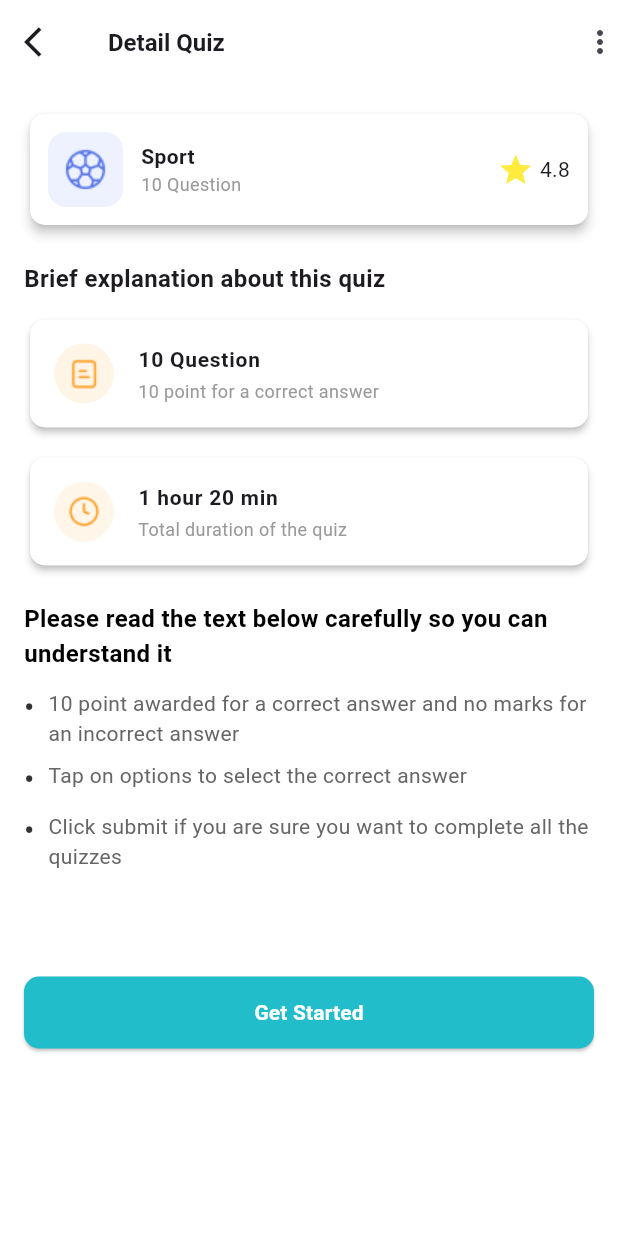
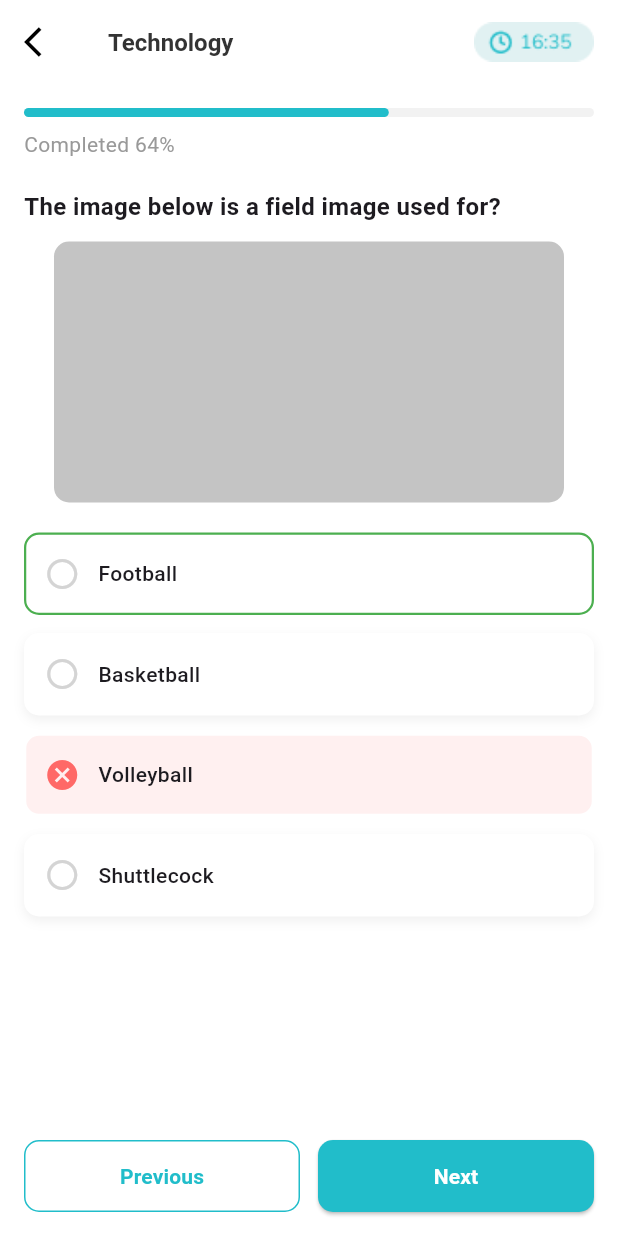
Before and after one commit to faizakiran6357/quiz-app, a Flutter app: the screen it shows after launch, on a phone screen of 412 x 824 dp. Run offline on Flutter 3.47's test engine with Material 3 defaults, Android fonts, the phone set to English and light mode, and no system bars.

Commit message:
Added Quiz screen UI

```diff
--- a/lib/main.dart
+++ b/lib/main.dart
@@ -1,5 +1,6 @@
 import 'package:flutter/material.dart';
 import 'package:quiz_app/Detail%20_Screen.dart';
+import 'package:quiz_app/quiz_screen.dart';
 
 
 void main() {
@@ -14,7 +15,7 @@ class MyApp extends StatelessWidget {
     return MaterialApp(
       debugShowCheckedModeBanner: false,
       title: 'Quiz App',
-      home: const DetailScreen()
+      home: const QuizQuestionScreen(),
     );
   }
 }
--- /dev/null
+++ b/lib/quiz_screen.dart
@@ -0,0 +1,176 @@
+import 'package:flutter/material.dart';
+
+class QuizQuestionScreen extends StatefulWidget {
+  const QuizQuestionScreen({Key? key}) : super(key: key);
+
+  @override
+  State<QuizQuestionScreen> createState() => _QuizQuestionScreenState();
+}
+
+class _QuizQuestionScreenState extends State<QuizQuestionScreen> {
+  int correctIndex = 0; // football is correct answer
+
+  List<String> options = ["Football", "Basketball", "Volleyball", "Shuttlecock"];
+
+  @override
+  Widget build(BuildContext context) {
+    return Scaffold(
+      backgroundColor: Color(0xFFFFFFFF),
+      appBar: AppBar(
+        leading: IconButton(
+          icon:  Icon(Icons.arrow_back_ios, color: Colors.black),
+          onPressed: () => Navigator.pop(context),
+        ),
+        title:  Text("Technology",
+            style: TextStyle(fontSize: 16, color: Color(0xFF333333), fontWeight: FontWeight.w600)),
+        centerTitle: false,
+        elevation: 0,
+        backgroundColor: Colors.white,
+        actions: [
+          Padding(
+            padding:  EdgeInsets.only(right: 16),
+            child: SizedBox(
+              width: 80,
+              height: 30,
+              child: Image.asset(
+                "assests/datetime.png",
+                fit: BoxFit.contain,
+              ),
+            ),
+          ),
+        ],
+      ),
+      body: Padding(
+        padding: EdgeInsets.all(16),
+        child: Column(
+          crossAxisAlignment: CrossAxisAlignment.start,
+          children: [
+            // Progress Bar
+            LinearProgressIndicator(
+              value: 0.64,
+              backgroundColor:  Color(0xFFF2F2F2),
+              color:  Color(0xFF21BDCA),
+              minHeight: 6,
+              borderRadius: BorderRadius.circular(10),
+            ),
+            SizedBox(height: 8),
+             Text("Completed 64%",
+                style: TextStyle(color: Color(0xFF999999), fontSize: 14, fontWeight: FontWeight.w400)),
+
+             SizedBox(height: 20),
+             Text(
+              "The image below is a field image used for?",
+              style: TextStyle(fontSize: 16, fontWeight: FontWeight.w600),
+            ),
+             SizedBox(height: 12),
+
+            // Image Placeholder
+            Center(
+              child: Container(
+                height: 174,
+                width: 340,
+                decoration: BoxDecoration(
+                    color: Color(0xFFC4C4C4),
+                    borderRadius: BorderRadius.circular(10)),
+              ),
+            ),
+             SizedBox(height: 20),
+
+            // Options
+            ...List.generate(options.length, (index) {
+              final isCorrect = index == correctIndex; // Football
+              final isWrong = options[index] == "Volleyball"; // Volleyball only
+
+              Color borderColor = Color(0xFFFFFFFF);
+              Color? fillColor;
+
+              IconData icon = Icons.circle_outlined;
+              Color iconColor = Color(0xFFD4D4D4);
+
+              if (isCorrect) {
+                borderColor = Colors.green;
+                 icon = Icons.circle_outlined;
+                iconColor = Color(0xFFD4D4D4);
+              } else if (isWrong) {
+                fillColor = Color(0XFFFF6967).withOpacity(0.1);
+                icon = Icons.cancel;
+                iconColor = Color(0XFFFF6967);
+              }
+
+              return Container(
+                margin: EdgeInsets.only(bottom: 12),
+                padding: EdgeInsets.symmetric(vertical: 14, horizontal: 12),
+                decoration: BoxDecoration(
+                color: fillColor ?? const Color(0xFFFFFFFF),
+                borderRadius: BorderRadius.circular(10),
+                border: Border.all(color: borderColor, width: 1.5),
+
+             boxShadow: (options[index] == "Basketball" || options[index] == "Shuttlecock")
+             ? [
+             BoxShadow(
+              color: Colors.black.withOpacity(0.06),
+              blurRadius: 6,
+              offset: const Offset(0, 3),
+             ),
+            ]
+            : [],
+          ),
+                child: Row(
+                  children: [
+                    Icon(icon, color: iconColor),
+                     SizedBox(width: 12),
+                    Text(
+                      options[index],
+                      style: TextStyle(fontSize: 14,fontWeight:FontWeight.w500),
+                    ),
+                  ],
+                ),
+              );
+            }),
+
+             Spacer(),
+
+            // Buttons
+            Row(
+              children: [
+                Expanded(
+                  child: OutlinedButton(
+                    onPressed: () {},
+                    style: OutlinedButton.styleFrom(
+                      padding: EdgeInsets.symmetric(vertical: 14),
+                      side:  BorderSide(color: Color(0XFF21BDCA)),
+                      shape: RoundedRectangleBorder(
+                          borderRadius: BorderRadius.circular(10)),
+                    ),
+                    child: Text("Previous",
+                        style: TextStyle(
+                            color: Color(0XFF21BDCA),
+                            fontSize: 14,
+                            fontWeight: FontWeight.w600)),
+                  ),
+                ),
+                SizedBox(width: 12),
+                Expanded(
+                  child: ElevatedButton(
+                    onPressed: () {},
+                    style: ElevatedButton.styleFrom(
+                      backgroundColor: Color(0xFF21BDCA),
+                      padding: EdgeInsets.symmetric(vertical: 14),
+                      shape: RoundedRectangleBorder(
+                          borderRadius: BorderRadius.circular(10)),
+                    ),
+                    child: Text("Next",
+                        style: TextStyle(
+                            color: Color(0xFFFFFFFF),
+                            fontSize: 14,
+                            fontWeight: FontWeight.w600)),
+                  ),
+                ),
+              ],
+            )
+          ],
+        ),
+      ),
+    );
+  }
+}
--- a/pubspec.yaml
+++ b/pubspec.yaml
@@ -62,6 +62,7 @@ flutter:
     - assests/sport.png
     - assests/assignment.png
     - assests/timer.png
+    - assests/datetime.png
 
   # An image asset can refer to one or more resolution-specific "variants", see
   # https://flutter.dev/to/resolution-aware-images
```
Also changed, not shown: assests/datetime.png (added).
